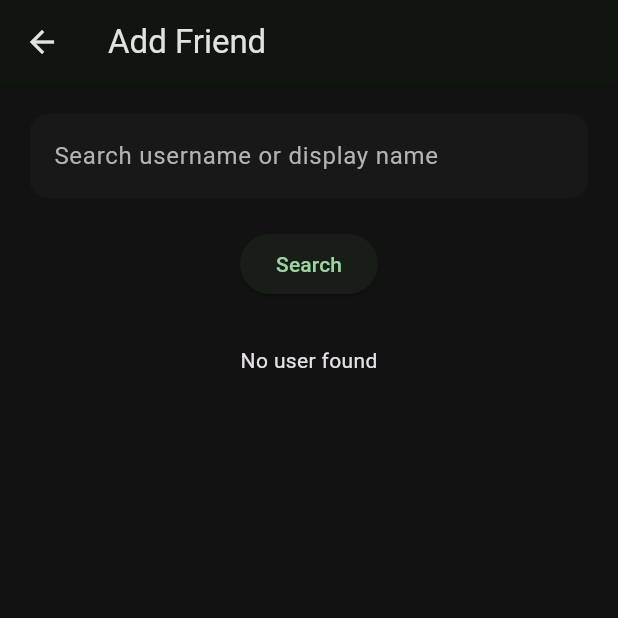
After one commit to mduruji/vibezcheck, a Flutter app: the AddFriendScreen screen opened directly, after a tap on "Search", on a phone screen of 412 x 824 dp, the top half of it. The commit adds this screen. Run offline on Flutter 3.47's test engine with Material 3 defaults, Android fonts, the phone set to English and light mode, and no system bars; our stand-ins replace cloud_firestore, firebase_auth, firebase_core; accounts and stored records are empty; network calls fail.

Commit message:
creates login, add friend service

```diff
--- /dev/null
+++ b/lib/screens/add_friend_screen.dart
@@ -0,0 +1,103 @@
+import 'package:flutter/material.dart';
+import '../services/search_service.dart';
+import '../services/friend_service.dart';
+import '../services/user_service.dart';
+
+class AddFriendScreen extends StatefulWidget {
+  const AddFriendScreen({super.key});
+
+  @override
+  State<AddFriendScreen> createState() => _AddFriendScreenState();
+}
+
+class _AddFriendScreenState extends State<AddFriendScreen> {
+  final controller = TextEditingController();
+  final searchService = SearchService();
+  final friendService = FriendService();
+  final userService = UserService();
+
+  Map<String, dynamic>? userData;
+  String? userUid;
+  bool loading = false;
+
+  Future<void> runSearch() async {
+    setState(() {
+      loading = true;
+      userData = null;
+      userUid = null;
+    });
+
+    final results = await searchService.searchUsers(controller.text.trim());
+    if (results.isNotEmpty) {
+      userData = results.first;
+
+      final q = controller.text.trim().toLowerCase();
+
+      final snap = await userService.db
+          .collection("users")
+          .where("username", isGreaterThanOrEqualTo: q)
+          .orderBy("username")
+          .orderBy("displayNameLower")
+          .limit(1)
+          .get();
+
+      if (snap.docs.isNotEmpty) {
+        userUid = snap.docs.first.id;
+      }
+    }
+
+    setState(() => loading = false);
+  }
+
+  Future<void> addFriend() async {
+    if (userUid != null) {
+      await friendService.addFriend(userUid!);
+      ScaffoldMessenger.of(context)
+          .showSnackBar(const SnackBar(content: Text("Friend added")));
+    }
+  }
+
+  @override
+  Widget build(BuildContext context) {
+    return Scaffold(
+      appBar: AppBar(title: const Text("Add Friend")),
+      body: Padding(
+        padding: const EdgeInsets.all(20),
+        child: Column(
+          children: [
+            TextField(
+              controller: controller,
+              decoration: const InputDecoration(
+                hintText: "Search username or display name",
+              ),
+            ),
+            const SizedBox(height: 20),
+            ElevatedButton(
+              onPressed: runSearch,
+              child: const Text("Search"),
+            ),
+            const SizedBox(height: 30),
+            if (loading) const CircularProgressIndicator(),
+            if (!loading && userData == null)
+              const Text("No user found"),
+            if (userData != null)
+              Column(
+                children: [
+                  Text(
+                    userData!["displayName"],
+                    style: const TextStyle(fontSize: 20),
+                  ),
+                  Text("@${userData!["username"]}"),
+                  const SizedBox(height: 10),
+                  ElevatedButton(
+                    onPressed: addFriend,
+                    child: const Text("Add Friend"),
+                  ),
+                ],
+              ),
+          ],
+        ),
+      ),
+    );
+  }
+}
--- a/lib/screens/register_screen.dart
+++ b/lib/screens/register_screen.dart
@@ -1,5 +1,6 @@
 import 'package:flutter/material.dart';
 import 'package:firebase_auth/firebase_auth.dart';
+import 'package:cloud_firestore/cloud_firestore.dart';
 import 'login_screen.dart';
 
 class RegisterScreen extends StatefulWidget {
@@ -12,16 +13,73 @@ class RegisterScreen extends StatefulWidget {
 class _RegisterScreenState extends State<RegisterScreen> {
   final emailController = TextEditingController();
   final pwController = TextEditingController();
+  final usernameController = TextEditingController();
+  final displayNameController = TextEditingController();
   bool loading = false;
 
+  bool isValidUsername(String username) {
+    final regex = RegExp(r'^(?!.*\.\.)(?!\.)(?!.*\.$)[a-zA-Z0-9._]{1,30}$');
+    return regex.hasMatch(username);
+  }
+
+  bool isValidDisplayName(String name) {
+    if (name.trim().isEmpty) return false;
+    if (name.trim().length > 50) return false;
+    return true;
+  }
+
+  Future<bool> usernameExists(String username) async {
+    final query = await FirebaseFirestore.instance
+        .collection('users')
+        .where('username', isEqualTo: username.toLowerCase())
+        .limit(1)
+        .get();
+    return query.docs.isNotEmpty;
+  }
+
   Future<void> register() async {
+    final username = usernameController.text.trim().toLowerCase();
+    final displayName = displayNameController.text.trim();
+
+    if (!isValidUsername(username)) {
+      ScaffoldMessenger.of(context).showSnackBar(
+        const SnackBar(content: Text("Invalid username.")),
+      );
+      return;
+    }
+
+    if (!isValidDisplayName(displayName)) {
+      ScaffoldMessenger.of(context).showSnackBar(
+        const SnackBar(content: Text("Invalid display name.")),
+      );
+      return;
+    }
+
     setState(() => loading = true);
 
     try {
-      await FirebaseAuth.instance.createUserWithEmailAndPassword(
+      if (await usernameExists(username)) {
+        ScaffoldMessenger.of(context).showSnackBar(
+          const SnackBar(content: Text("Username already taken.")),
+        );
+        setState(() => loading = false);
+        return;
+      }
+
+      UserCredential userCred =
+          await FirebaseAuth.instance.createUserWithEmailAndPassword(
         email: emailController.text.trim(),
         password: pwController.text.trim(),
       );
+
+      await FirebaseFirestore.instance
+          .collection('users')
+          .doc(userCred.user!.uid)
+          .set({
+        "username": username,
+        "displayName": displayName,
+        "email": emailController.text.trim(),
+      });
 
       Navigator.pushReplacement(
         context,
@@ -29,9 +87,8 @@ class _RegisterScreenState extends State<RegisterScreen> {
       );
 
       ScaffoldMessenger.of(context).showSnackBar(
-        const SnackBar(content: Text("Account created. Please log in.")),
+        const SnackBar(content: Text("Account created! Please log in.")),
       );
-
     } on FirebaseAuthException catch (e) {
       ScaffoldMessenger.of(context).showSnackBar(
         SnackBar(content: Text(e.message ?? "Registration error")),
@@ -57,47 +114,46 @@ class _RegisterScreenState extends State<RegisterScreen> {
                 color: Colors.white,
               ),
             ),
-
             const SizedBox(height: 40),
-
+            TextField(
+              controller: displayNameController,
+              decoration: const InputDecoration(hintText: "Display Name"),
+            ),
+            const SizedBox(height: 16),
+            TextField(
+              controller: usernameController,
+              decoration: const InputDecoration(hintText: "Username"),
+            ),
+            const SizedBox(height: 16),
             TextField(
               controller: emailController,
               decoration: const InputDecoration(hintText: "Email"),
             ),
-
             const SizedBox(height: 16),
-
             TextField(
               controller: pwController,
               obscureText: true,
               decoration: const InputDecoration(hintText: "Password"),
             ),
-
             const SizedBox(height: 24),
-
             loading
                 ? const CircularProgressIndicator()
                 : ElevatedButton(
+                    onPressed: register,
                     style: ElevatedButton.styleFrom(
                       backgroundColor: const Color(0xFF1DB954),
                       minimumSize: const Size(double.infinity, 52),
                       shape: RoundedRectangleBorder(
-                        borderRadius: BorderRadius.circular(30),
-                      ),
+                          borderRadius: BorderRadius.circular(30)),
                     ),
-                    onPressed: register,
                     child: const Text(
                       "Sign Up",
                       style: TextStyle(fontSize: 18, color: Colors.black),
                     ),
                   ),
-
             const SizedBox(height: 24),
-
             TextButton(
-              onPressed: () {
-                Navigator.pop(context);
-              },
+              onPressed: () => Navigator.pop(context),
               child: const Text(
                 "Already have an account? Log in",
                 style: TextStyle(color: Color(0xFF1DB954)),
--- /dev/null
+++ b/lib/services/auth_service.dart
@@ -0,0 +1,16 @@
+import 'package:firebase_auth/firebase_auth.dart';
+import 'package:cloud_firestore/cloud_firestore.dart';
+import '../models/app_user.dart';
+
+class AuthService {
+  final _auth = FirebaseAuth.instance;
+  final _db = FirebaseFirestore.instance;
+
+  Future<AppUser?> getCurrentUser() async {
+    final user = _auth.currentUser;
+    if (user == null) return null;
+
+    final doc = await _db.collection("users").doc(user.uid).get();
+    return AppUser.fromMap(user.uid, doc.data()!);
+  }
+}
--- /dev/null
+++ b/lib/services/search_service.dart
@@ -0,0 +1,21 @@
+import 'package:cloud_firestore/cloud_firestore.dart';
+
+class SearchService {
+  final db = FirebaseFirestore.instance;
+
+  Future<List<Map<String, dynamic>>> searchUsers(String query) async {
+    if (query.trim().isEmpty) return [];
+
+    final q = query.toLowerCase();
+
+    final snap = await db
+        .collection("users")
+        .where("username", isGreaterThanOrEqualTo: q)
+        .orderBy("username")
+        .orderBy("displayNameLower")
+        .limit(25)
+        .get();
+
+    return snap.docs.map((d) => d.data()).toList();
+  }
+}
--- /dev/null
+++ b/lib/services/user_service.dart
@@ -0,0 +1,23 @@
+import 'package:cloud_firestore/cloud_firestore.dart';
+import 'package:firebase_auth/firebase_auth.dart';
+
+class UserService {
+  final auth = FirebaseAuth.instance;
+  final db = FirebaseFirestore.instance;
+
+  Future<String?> getUidFromUsername(String username) async {
+    final q = await db
+        .collection("users")
+        .where("username", isEqualTo: username.toLowerCase())
+        .limit(1)
+        .get();
+
+    if (q.docs.isEmpty) return null;
+    return q.docs.first.id;
+  }
+
+  Future<Map<String, dynamic>?> getUserData(String uid) async {
+    final doc = await db.collection("users").doc(uid).get();
+    return doc.data();
+  }
+}
```
Also changed, not shown: lib/models/app_user.dart (added, +19 -0 lines), lib/screens/auth_gate.dart (+31 -5 lines), lib/screens/friends_screen.dart (added, +57 -0 lines), lib/screens/home_screen.dart (+67 -45 lines), lib/screens/login_screen.dart (+26 -25 lines), lib/screens/profile_screen.dart (added, +19 -0 lines), lib/screens/search_screen.dart (+43 -20 lines), lib/services/friend_service.dart (added, +36 -0 lines), lib/services/user_services.dart (deleted, +0 -16 lines), 6 other files.
